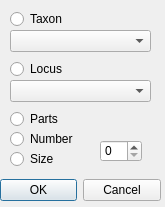
Qt form ui/Splitting.ui (pkviatko/SHaRK) before a commit.
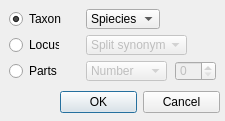
The same form after that commit.

Diff of the .ui file:
```diff
--- a/ui/Splitting.ui
+++ b/ui/Splitting.ui
@@ -6,123 +6,196 @@
    <rect>
     <x>0</x>
     <y>0</y>
-    <width>165</width>
-    <height>207</height>
+    <width>225</width>
+    <height>121</height>
    </rect>
   </property>
   <property name="windowTitle">
    <string>Dialog</string>
   </property>
-  <widget class="QDialogButtonBox" name="buttonBox">
-   <property name="geometry">
-    <rect>
-     <x>0</x>
-     <y>170</y>
-     <width>161</width>
-     <height>41</height>
-    </rect>
-   </property>
-   <property name="orientation">
-    <enum>Qt::Horizontal</enum>
-   </property>
-   <property name="standardButtons">
-    <set>QDialogButtonBox::Cancel|QDialogButtonBox::Ok</set>
-   </property>
-  </widget>
   <widget class="QRadioButton" name="radioButton">
    <property name="geometry">
     <rect>
-     <x>10</x>
+     <x>9</x>
      <y>10</y>
-     <width>82</width>
+     <width>53</width>
      <height>18</height>
     </rect>
    </property>
+   <property name="sizePolicy">
+    <sizepolicy hsizetype="Fixed" vsizetype="Fixed">
+     <horstretch>0</horstretch>
+     <verstretch>0</verstretch>
+    </sizepolicy>
+   </property>
    <property name="text">
     <string>Taxon</string>
    </property>
+   <property name="checked">
+    <bool>true</bool>
+   </property>
   </widget>
   <widget class="QRadioButton" name="radioButton_2">
    <property name="geometry">
     <rect>
-     <x>10</x>
-     <y>60</y>
-     <width>82</width>
+     <x>9</x>
+     <y>36</y>
+     <width>50</width>
      <height>18</height>
     </rect>
    </property>
+   <property name="sizePolicy">
+    <sizepolicy hsizetype="Fixed" vsizetype="Fixed">
+     <horstretch>0</horstretch>
+     <verstretch>0</verstretch>
+    </sizepolicy>
+   </property>
    <property name="text">
     <string>Locus</string>
    </property>
   </widget>
-  <widget class="QComboBox" name="comboBox">
-   <property name="geometry">
-    <rect>
-     <x>10</x>
-     <y>30</y>
-     <width>141</width>
-     <height>22</height>
-    </rect>
-   </property>
-  </widget>
-  <widget class="QComboBox" name="comboBox_2">
-   <property name="geometry">
-    <rect>
-     <x>10</x>
-     <y>80</y>
-     <width>141</width>
-     <height>22</height>
-    </rect>
-   </property>
-  </widget>
   <widget class="QRadioButton" name="radioButton_3">
    <property name="geometry">
     <rect>
-     <x>10</x>
-     <y>110</y>
-     <width>82</width>
+     <x>9</x>
+     <y>62</y>
+     <width>48</width>
      <height>18</height>
     </rect>
    </property>
+   <property name="sizePolicy">
+    <sizepolicy hsizetype="Fixed" vsizetype="Fixed">
+     <horstretch>0</horstretch>
+     <verstretch>0</verstretch>
+    </sizepolicy>
+   </property>
    <property name="text">
     <string>Parts</string>
    </property>
   </widget>
-  <widget class="QRadioButton" name="radioButton_4">
+  <widget class="QComboBox" name="comboBox_2">
+   <property name="enabled">
+    <bool>false</bool>
+   </property>
    <property name="geometry">
     <rect>
-     <x>10</x>
-     <y>130</y>
-     <width>82</width>
-     <height>18</height>
+     <x>86</x>
+     <y>35</y>
+     <width>101</width>
+     <height>20</height>
     </rect>
    </property>
-   <property name="text">
-    <string>Number</string>
+   <property name="sizePolicy">
+    <sizepolicy hsizetype="Fixed" vsizetype="Fixed">
+     <horstretch>0</horstretch>
+     <verstretch>0</verstretch>
+    </sizepolicy>
    </property>
+   <item>
+    <property name="text">
+     <string>Split synonyms</string>
+    </property>
+   </item>
+   <item>
+    <property name="text">
+     <string>Unite synonyms</string>
+    </property>
+   </item>
   </widget>
-  <widget class="QRadioButton" name="radioButton_5">
+  <widget class="QComboBox" name="comboBox_3">
+   <property name="enabled">
+    <bool>false</bool>
+   </property>
    <property name="geometry">
     <rect>
-     <x>10</x>
-     <y>150</y>
-     <width>82</width>
-     <height>18</height>
+     <x>86</x>
+     <y>61</y>
+     <width>81</width>
+     <height>20</height>
     </rect>
    </property>
-   <property name="text">
-    <string>Size</string>
+   <property name="sizePolicy">
+    <sizepolicy hsizetype="Fixed" vsizetype="Fixed">
+     <horstretch>0</horstretch>
+     <verstretch>0</verstretch>
+    </sizepolicy>
+   </property>
+   <item>
+    <property name="text">
+     <string>Number</string>
+    </property>
+   </item>
+   <item>
+    <property name="text">
+     <string>Size</string>
+    </property>
+   </item>
+  </widget>
+  <widget class="QComboBox" name="comboBox">
+   <property name="geometry">
+    <rect>
+     <x>86</x>
+     <y>9</y>
+     <width>74</width>
+     <height>20</height>
+    </rect>
+   </property>
+   <property name="sizePolicy">
+    <sizepolicy hsizetype="Fixed" vsizetype="Fixed">
+     <horstretch>0</horstretch>
+     <verstretch>0</verstretch>
+    </sizepolicy>
+   </property>
+   <item>
+    <property name="text">
+     <string>Spiecies</string>
+    </property>
+   </item>
+   <item>
+    <property name="text">
+     <string>Genus</string>
+    </property>
+   </item>
+   <item>
+    <property name="text">
+     <string>Family</string>
+    </property>
+   </item>
+  </widget>
+  <widget class="QDialogButtonBox" name="buttonBox">
+   <property name="geometry">
+    <rect>
+     <x>60</x>
+     <y>90</y>
+     <width>160</width>
+     <height>25</height>
+    </rect>
+   </property>
+   <property name="orientation">
+    <enum>Qt::Horizontal</enum>
+   </property>
+   <property name="standardButtons">
+    <set>QDialogButtonBox::Cancel|QDialogButtonBox::Ok</set>
    </property>
   </widget>
   <widget class="QSpinBox" name="spinBox">
+   <property name="enabled">
+    <bool>false</bool>
+   </property>
    <property name="geometry">
     <rect>
-     <x>100</x>
-     <y>140</y>
-     <width>42</width>
-     <height>22</height>
+     <x>175</x>
+     <y>61</y>
+     <width>41</width>
+     <height>20</height>
     </rect>
    </property>
+   <property name="sizePolicy">
+    <sizepolicy hsizetype="Fixed" vsizetype="Fixed">
+     <horstretch>0</horstretch>
+     <verstretch>0</verstretch>
+    </sizepolicy>
+   </property>
   </widget>
  </widget>
  <resources/>
```
Left out of the diff: 78 changed lines with no effect on the pictures.
